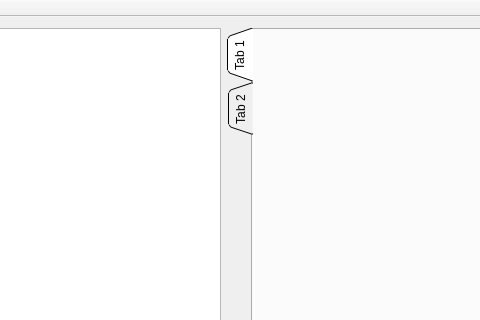
Above: source/mainwindow.ui from VogelAnt/SystemMonitor before the change; both pictures show x 120 to 600 and y 0 to 320 of the 687 by 604 pixel window. Below: the same form after it.
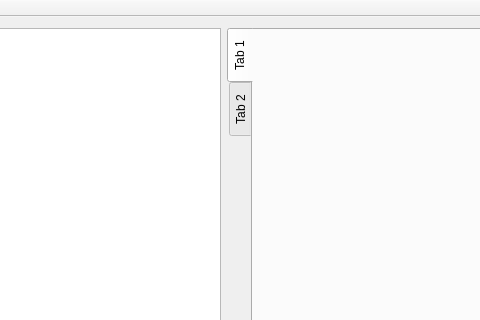
That is the form after the change.

Commit message: add custom tab style for horizontal text label

Patch:
```diff
--- a/source/mainwindow.ui
+++ b/source/mainwindow.ui
@@ -29,9 +29,6 @@
       <property name="tabPosition">
        <enum>QTabWidget::West</enum>
       </property>
-      <property name="tabShape">
-       <enum>QTabWidget::Triangular</enum>
-      </property>
       <property name="currentIndex">
        <number>0</number>
       </property>
```
The commit also changes 4 other files.
